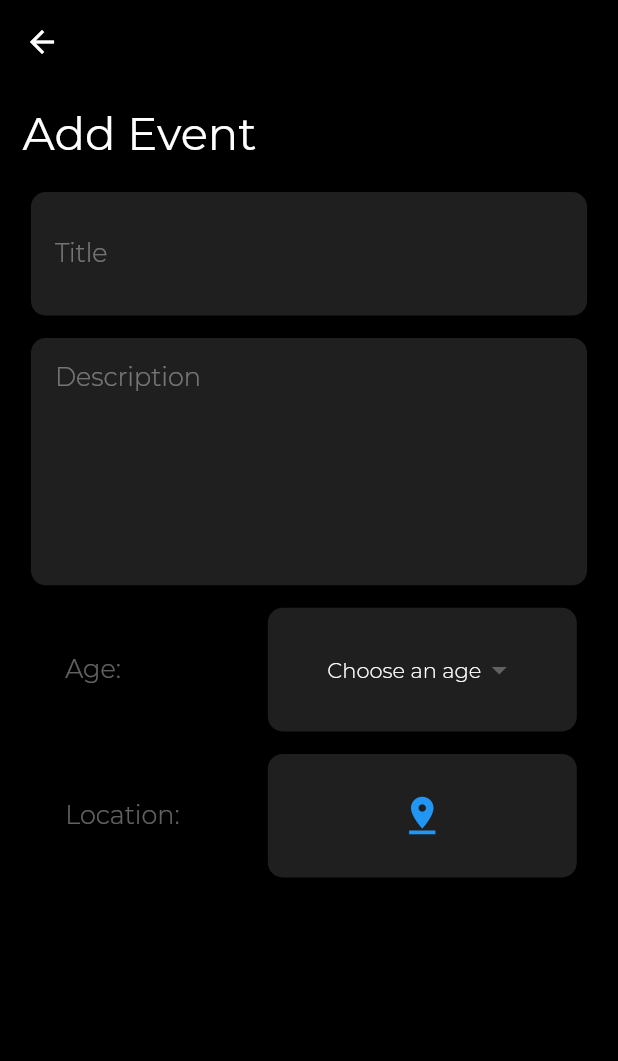
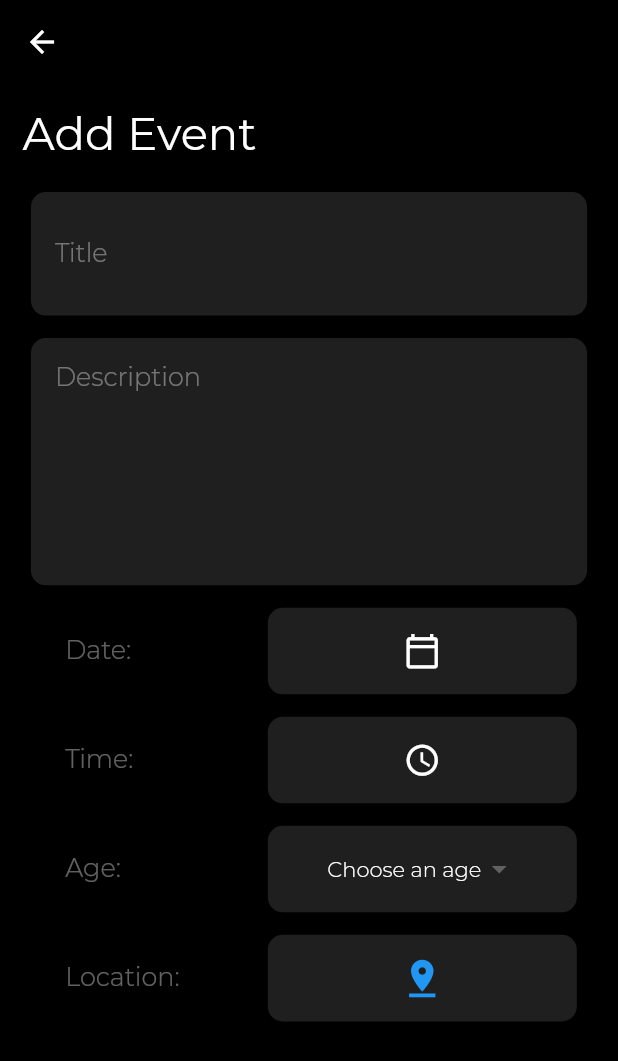
Before and after one commit to nizarmasri/Umbra-App, a Flutter app: the AddEventForm screen opened directly, on a phone screen of 412 x 824 dp. Shown: the top 1061 px of the screen. Run offline on Flutter 3.47's test engine with Material 2 defaults, Android fonts, the phone set to English and light mode, and no system bars; our stand-ins replace carousel_slider, cloud_firestore, firebase_auth, firebase_core, flutter_spinkit, font_awesome_flutter and 6 more; missing offline and left inert: progress_button; accounts and stored records are empty.

Commit message:
Updated addEventForm.dart

```diff
--- a/lib/libOrg/addEventForm.dart
+++ b/lib/libOrg/addEventForm.dart
@@ -24,17 +24,48 @@ class _AddEventFormState extends State<AddEventForm> {
         context, MaterialPageRoute(builder: (context) => EventLocation()));
   }
 
+  DateTime selectedDate = DateTime.now();
+  DateTime dateLimit = DateTime.now();
+  bool changedDate = false;
+
+  Future<void> _selectDate(BuildContext context) async {
+    final DateTime picked = await showDatePicker(
+        context: context,
+        initialDate: selectedDate,
+        firstDate: DateTime.now(),
+        lastDate: DateTime(2030));
+    if (picked != null)
+      setState(() {
+        selectedDate = picked;
+        changedDate = true;
+      });
+  }
+
+  TimeOfDay selectedTime = TimeOfDay.now();
+  bool changedTime = false;
+
+  Future<void> _selectTime(BuildContext context) async {
+    final TimeOfDay picked = await showTimePicker(
+      context: context,
+      initialTime: selectedTime,
+    );
+    if (picked != null)
+      setState(() {
+        selectedTime = picked;
+        changedTime = true;
+      });
+  }
+
   @override
   Widget build(BuildContext context) {
     double height = MediaQuery.of(context).size.height;
     double width = MediaQuery.of(context).size.width;
     double textFieldWidth = width * 0.9;
-    double textFieldHeight = height * 0.1;
+    double titleFieldHeight = height * 0.1;
     double descTextFieldHeight = height * 0.2;
-    double ageTextWidth = width * 0.3;
-    double ageFieldWidth = width * 0.5;
-    double locTextWidth = width * 0.3;
-    double locButtonWidth = width * 0.5;
+    double btnsHeight = height * 0.07;
+    double btnsTextWidth = width * 0.3;
+    double btnsWidth = width * 0.5;
 
     return Scaffold(
       resizeToAvoidBottomInset: true,
@@ -50,7 +81,7 @@ class _AddEventFormState extends State<AddEventForm> {
           child: Container(
             child: Column(
               children: [
-                // Add event
+                // Add event text
                 Container(
                   padding: EdgeInsets.only(left: 15, top: 15, bottom: 20),
                   alignment: Alignment.centerLeft,
@@ -62,9 +93,9 @@ class _AddEventFormState extends State<AddEventForm> {
                         color: Colors.white),
                   ),
                 ),
-                // Title
+                // Title field
                 Container(
-                  height: textFieldHeight,
+                  height: titleFieldHeight,
                   width: textFieldWidth,
                   decoration: BoxDecoration(
                       color: Colors.white12,
@@ -129,13 +160,124 @@ class _AddEventFormState extends State<AddEventForm> {
                     ),
                   ),
                 ),
+                // Date
+                Row(
+                  mainAxisAlignment: MainAxisAlignment.spaceEvenly,
+                  children: [
+                    // Date Text
+                    Container(
+                      height: btnsHeight,
+                      width: btnsTextWidth,
+                      decoration: BoxDecoration(
+                          color: Colors.black,
+                          borderRadius: BorderRadius.circular(10)),
+                      margin: EdgeInsets.only(bottom: 15),
+                      child: Center(
+                        child: ListTile(
+                          title: Text(
+                            "Date:",
+                            textAlign: TextAlign.start,
+                            style: TextStyle(
+                                color: Colors.white38,
+                                fontSize: inputSize,
+                                fontFamily: globals.montserrat,
+                                fontWeight: globals.fontWeight),
+                          ),
+                        ),
+                      ),
+                    ),
+                    // Calendar button
+                    GestureDetector(
+                      onTap: () => _selectDate(context),
+                      child: Container(
+                        height: btnsHeight,
+                        width: btnsWidth,
+                        decoration: BoxDecoration(
+                            color: Colors.white12,
+                            borderRadius: BorderRadius.circular(10)),
+                        margin: EdgeInsets.only(bottom: 15),
+                        child: Center(
+                          child: !changedDate
+                              ? Icon(
+                                  Icons.calendar_today_outlined,
+                                  color: Colors.white,
+                                  size: 25,
+                                )
+                              : Text(
+                                  selectedDate.toString().substring(0, 10),
+                                  style: TextStyle(
+                                      fontFamily: globals.montserrat,
+                                      fontWeight: globals.fontWeight,
+                                      fontSize: inputSize,
+                                      color: Colors.white),
+                                ),
+                        ),
+                      ),
+                    ),
+                  ],
+                ),
+                // Time
+                Row(
+                  mainAxisAlignment: MainAxisAlignment.spaceEvenly,
+                  children: [
+                    // Date Text
+                    Container(
+                      height: btnsHeight,
+                      width: btnsTextWidth,
+                      decoration: BoxDecoration(
+                          color: Colors.black,
+                          borderRadius: BorderRadius.circular(10)),
+                      margin: EdgeInsets.only(bottom: 15),
+                      child: Center(
+                        child: ListTile(
+                          title: Text(
+                            "Time:",
+                            textAlign: TextAlign.start,
+                            style: TextStyle(
+                                color: Colors.white38,
+                                fontSize: inputSize,
+                                fontFamily: globals.montserrat,
+                                fontWeight: globals.fontWeight),
+                          ),
+                        ),
+                      ),
+                    ),
+                    // Calendar button
+                    GestureDetector(
+                      onTap: () => _selectTime(context),
+                      child: Container(
+                        height: btnsHeight,
+                        width: btnsWidth,
+                        decoration: BoxDecoration(
+                            color: Colors.white12,
+                            borderRadius: BorderRadius.circular(10)),
+                        margin: EdgeInsets.only(bottom: 15),
+                        child: Center(
+                            child: !changedTime
+                                ? Icon(
+                                    Icons.access_time,
+                                    color: Colors.white,
+                                    size: 25,
+                                  )
+                                : Text(
+                                    selectedTime.toString().substring(10, 15),
+                                    style: TextStyle(
+                                        fontFamily: globals.montserrat,
+                                        fontWeight: globals.fontWeight,
+                                        fontSize: inputSize,
+                                        color: Colors.white),
+                                  )),
+                      ),
+                    ),
+                  ],
+                ),
                 // Age
                 Row(
                   mainAxisAlignment: MainAxisAlignment.spaceEvenly,
                   children: [
                     Container(
-                      height: textFieldHeight,
-                      width: ageTextWidth,
+                      height: btnsHeight,
+                      width: btnsTextWidth,
                       decoration: BoxDecoration(
                           color: Colors.black,
                           borderRadius: BorderRadius.circular(10)),
@@ -155,8 +297,8 @@ class _AddEventFormState extends State<AddEventForm> {
                       ),
                     ),
                     Container(
-                      height: textFieldHeight,
-                      width: ageFieldWidth,
+                      height: btnsHeight,
+                      width: btnsWidth,
                       decoration: BoxDecoration(
                           color: Colors.white12,
                           borderRadius: BorderRadius.circular(10)),
@@ -166,10 +308,11 @@ class _AddEventFormState extends State<AddEventForm> {
                         child: DropdownButton<String>(
                           value: _age,
                           style: TextStyle(
-                              fontFamily: globals.montserrat,
-                              fontSize: 16,
-                              fontWeight: globals.fontWeight,
-                              color: Colors.white),
+                            fontFamily: globals.montserrat,
+                            fontSize: 16,
+                            fontWeight: globals.fontWeight,
+                            color: Colors.white,
+                          ),
                           //elevation: 5,
                           items: <String>[
                             'All ages',
@@ -208,8 +351,8 @@ class _AddEventFormState extends State<AddEventForm> {
                   children: [
                     // Location Text
                     Container(
-                      height: textFieldHeight,
-                      width: locTextWidth,
+                      height: btnsHeight,
+                      width: btnsTextWidth,
                       decoration: BoxDecoration(
                           color: Colors.black,
                           borderRadius: BorderRadius.circular(10)),
@@ -234,8 +377,8 @@ class _AddEventFormState extends State<AddEventForm> {
                         navigateToLocationPage();
                       },
                       child: Container(
-                        height: textFieldHeight,
-                        width: locButtonWidth,
+                        height: btnsHeight,
+                        width: btnsWidth,
                         decoration: BoxDecoration(
                             color: Colors.white12,
                             borderRadius: BorderRadius.circular(10)),
```
